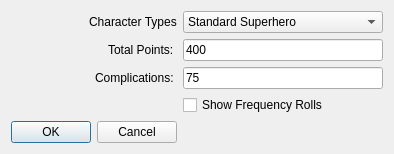
Before: the Qt Designer form optiondialog.ui in ldraconus/HSCCU, drawn with Qt 5.
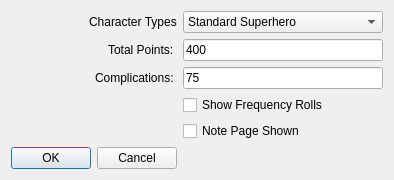
After: the same form once the commit is applied. Icons and pictures are not drawn.

Commit message: Working on notes page

What changed in the file:
```diff
--- a/optiondialog.ui
+++ b/optiondialog.ui
@@ -55,19 +55,6 @@
      </property>
     </widget>
    </item>
-   <item row="4" column="0">
-    <spacer name="verticalSpacer">
-     <property name="orientation">
-      <enum>Qt::Vertical</enum>
-     </property>
-     <property name="sizeHint" stdset="0">
-      <size>
-       <width>20</width>
-       <height>40</height>
-      </size>
-     </property>
-    </spacer>
-   </item>
    <item row="6" column="0">
     <widget class="QDialogButtonBox" name="buttonBox">
      <property name="orientation">
@@ -186,6 +173,13 @@
      </property>
     </widget>
    </item>
+   <item row="5" column="1">
+    <widget class="QCheckBox" name="notePageShown">
+     <property name="text">
+      <string>Note Page Shown</string>
+     </property>
+    </widget>
+   </item>
   </layout>
  </widget>
  <resources>
```
The commit also changes 10 other files.
